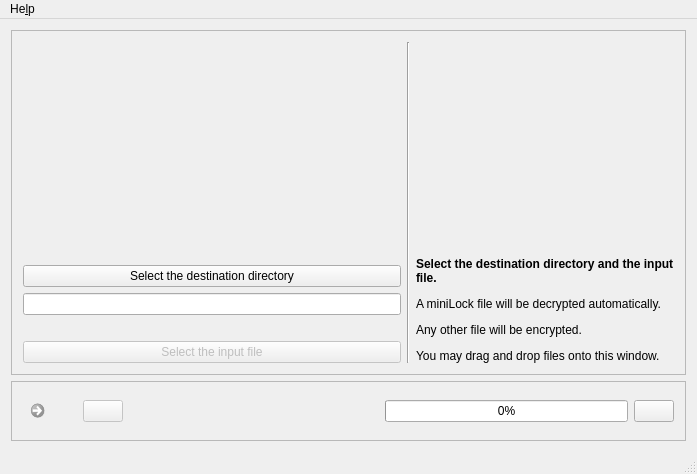
Before: the Qt Designer form src/gui/qt-widgets/mlock-gui/mlockmainwindow.ui in andre-simon/mikrolock, drawn with Qt 5.
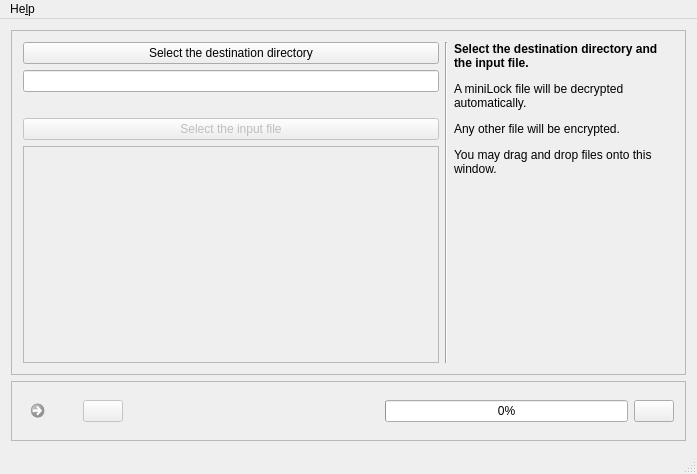
After: the same form once the commit is applied. The open tabs and pages were chosen to show the change. Icons and pictures are not drawn.

Patch:
```diff
--- a/src/gui/qt-widgets/mlock-gui/mlockmainwindow.ui
+++ b/src/gui/qt-widgets/mlock-gui/mlockmainwindow.ui
@@ -365,19 +365,6 @@
        <layout class="QHBoxLayout" name="horizontalLayout_3">
         <item>
          <layout class="QVBoxLayout" name="verticalLayout_4">
-          <item>
-           <spacer name="verticalSpacer_8">
-            <property name="orientation">
-             <enum>Qt::Vertical</enum>
-            </property>
-            <property name="sizeHint" stdset="0">
-             <size>
-              <width>20</width>
-              <height>40</height>
-             </size>
-            </property>
-           </spacer>
-          </item>
           <item>
            <widget class="QPushButton" name="btnSelectDestDir">
             <property name="toolTip">
@@ -447,6 +434,110 @@
             </property>
            </widget>
           </item>
+          <item>
+           <widget class="QFrame" name="frame">
+            <property name="minimumSize">
+             <size>
+              <width>0</width>
+              <height>100</height>
+             </size>
+            </property>
+            <property name="frameShape">
+             <enum>QFrame::StyledPanel</enum>
+            </property>
+            <property name="frameShadow">
+             <enum>QFrame::Raised</enum>
+            </property>
+            <layout class="QGridLayout" name="gridLayout">
+             <item row="0" column="1">
+              <spacer name="verticalSpacer_13">
+               <property name="orientation">
+                <enum>Qt::Vertical</enum>
+               </property>
+               <property name="sizeHint" stdset="0">
+                <size>
+                 <width>20</width>
+                 <height>54</height>
+                </size>
+               </property>
+              </spacer>
+             </item>
+             <item row="1" column="0">
+              <spacer name="horizontalSpacer_3">
+               <property name="orientation">
+                <enum>Qt::Horizontal</enum>
+               </property>
+               <property name="sizeHint" stdset="0">
+                <size>
+                 <width>159</width>
+                 <height>20</height>
+                </size>
+               </property>
+              </spacer>
+             </item>
+             <item row="1" column="1">
+              <widget class="QLabel" name="lblDrop">
+               <property name="enabled">
+                <bool>false</bool>
+               </property>
+               <property name="minimumSize">
+                <size>
+                 <width>64</width>
+                 <height>64</height>
+                </size>
+               </property>
+               <property name="maximumSize">
+                <size>
+                 <width>64</width>
+                 <height>64</height>
+                </size>
+               </property>
+               <property name="toolTip">
+                <string>Drop a file here after selecting the destination directory.</string>
+               </property>
+               <property name="text">
+                <string/>
+               </property>
+               <property name="pixmap">
+                <pixmap resource="mlock-gui.qrc">:/Actions-drop-icon.png</pixmap>
+               </property>
+               <property name="scaledContents">
+                <bool>true</bool>
+               </property>
+               <property name="alignment">
+                <set>Qt::AlignCenter</set>
+               </property>
+              </widget>
+             </item>
+             <item row="1" column="2">
+              <spacer name="horizontalSpacer_2">
+               <property name="orientation">
+                <enum>Qt::Horizontal</enum>
+               </property>
+               <property name="sizeHint" stdset="0">
+                <size>
+                 <width>159</width>
+                 <height>20</height>
+                </size>
+               </property>
+              </spacer>
+             </item>
+             <item row="2" column="1">
+              <spacer name="verticalSpacer_14">
+               <property name="orientation">
+                <enum>Qt::Vertical</enum>
+               </property>
+               <property name="sizeHint" stdset="0">
+                <size>
+                 <width>20</width>
+                 <height>53</height>
+                </size>
+               </property>
+              </spacer>
+             </item>
+            </layout>
+           </widget>
+          </item>
          </layout>
         </item>
         <item>
@@ -458,21 +549,14 @@
         </item>
         <item>
          <layout class="QVBoxLayout" name="verticalLayout_6">
-          <item>
-           <spacer name="verticalSpacer_10">
-            <property name="orientation">
-             <enum>Qt::Vertical</enum>
-            </property>
-            <property name="sizeHint" stdset="0">
-             <size>
-              <width>20</width>
-              <height>40</height>
-             </size>
-            </property>
-           </spacer>
-          </item>
           <item>
            <widget class="QLabel" name="label_10">
+            <property name="maximumSize">
+             <size>
+              <width>220</width>
+              <height>16777215</height>
+             </size>
+            </property>
             <property name="text">
              <string>&lt;html&gt;&lt;head/&gt;&lt;body&gt;&lt;p&gt;&lt;span style=&quot; font-weight:600;&quot;&gt;Select the destination directory and the input file.&lt;/span&gt;&lt;/p&gt;&lt;p&gt;A miniLock file will be decrypted automatically. &lt;/p&gt;&lt;p&gt;Any other file will be encrypted.&lt;/p&gt;&lt;p&gt;You may drag and drop files onto this window.&lt;/p&gt;&lt;/body&gt;&lt;/html&gt;</string>
             </property>
@@ -481,6 +565,19 @@
             </property>
            </widget>
           </item>
+          <item>
+           <spacer name="verticalSpacer_10">
+            <property name="orientation">
+             <enum>Qt::Vertical</enum>
+            </property>
+            <property name="sizeHint" stdset="0">
+             <size>
+              <width>20</width>
+              <height>40</height>
+             </size>
+            </property>
+           </spacer>
+          </item>
          </layout>
         </item>
        </layout>
```
Left out of the diff: 92 changed lines with no effect on the pictures.
